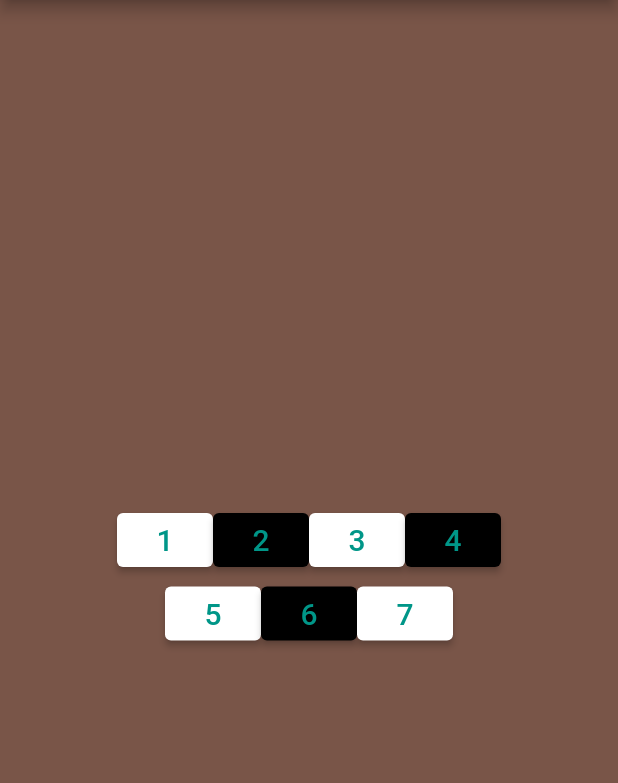
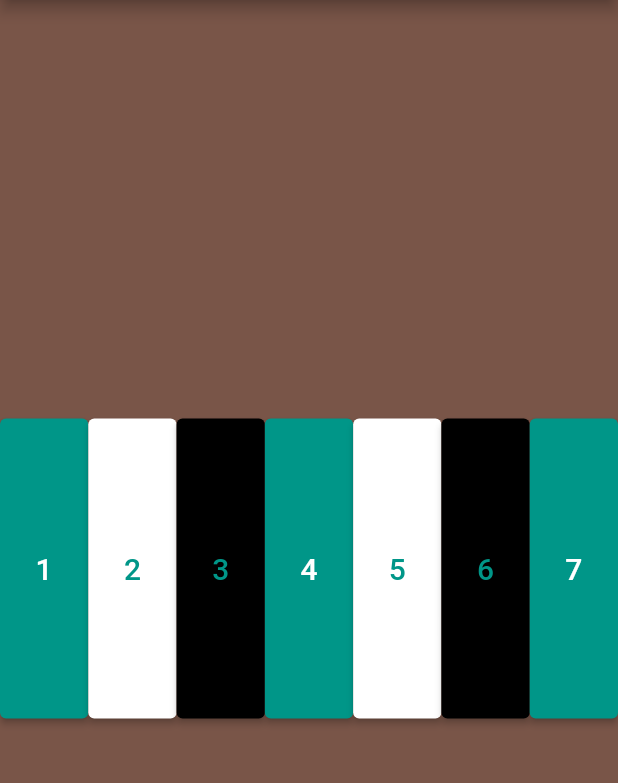
Before and after one commit to shubhamgitvns/Instrument-App, a Flutter app: the screen it shows after launch, on a phone screen of 412 x 824 dp, the part 84-867 px from its top. Run offline on Flutter 3.47's test engine with Material 2 defaults, Android fonts, the phone set to English and light mode, and no system bars; our stand-ins replace audioplayers.

Commit message:
run piano instrument sound

```diff
--- a/lib/main.dart
+++ b/lib/main.dart
@@ -24,11 +24,13 @@ class Piano extends StatelessWidget {
           crossAxisAlignment: CrossAxisAlignment.stretch,
           children: [
             Row(
-              mainAxisAlignment: MainAxisAlignment.center,
               children: [
-                ElevatedButton(
+                Expanded(
+                    child: SizedBox(
+                      height: 200,
+                      child: ElevatedButton(
                         style:
-                      ElevatedButton.styleFrom(backgroundColor: Colors.white),
+                        ElevatedButton.styleFrom(backgroundColor: Colors.teal),
                         onPressed: () {
                           print("Play");
                           final player = AudioPlayer();
@@ -36,13 +38,18 @@ class Piano extends StatelessWidget {
                         },
                         child: const Text(
                           "1",
-                    style: TextStyle(color: Colors.teal, fontSize: 20),
+                          style: TextStyle(color: Colors.white, fontSize: 20),
                         ),
                       ),
-                ElevatedButton(
-                  style: ElevatedButton.styleFrom(
-                    backgroundColor: Colors.black,
                     ),
+                ),
+
+                Expanded(
+                  child: SizedBox(
+                    height: 200,
+                    child: ElevatedButton(
+                      style:
+                      ElevatedButton.styleFrom(backgroundColor: Colors.white),
                       onPressed: () {
                         print("Play");
                         final player = AudioPlayer();
@@ -53,9 +60,15 @@ class Piano extends StatelessWidget {
                         style: TextStyle(color: Colors.teal, fontSize: 20),
                       ),
                     ),
-                ElevatedButton(
+                  ),
+                ),
+
+                Expanded(
+                  child: SizedBox(
+                    height: 200,
+                    child: ElevatedButton(
                       style:
-                      ElevatedButton.styleFrom(backgroundColor: Colors.white),
+                      ElevatedButton.styleFrom(backgroundColor: Colors.black),
                       onPressed: () {
                         print("Play");
                         final player = AudioPlayer();
@@ -66,9 +79,15 @@ class Piano extends StatelessWidget {
                         style: TextStyle(color: Colors.teal, fontSize: 20),
                       ),
                     ),
-                ElevatedButton(
+                  ),
+                ),
+
+                Expanded(
+                  child: SizedBox(
+                    height: 200,
+                    child: ElevatedButton(
                       style:
-                      ElevatedButton.styleFrom(backgroundColor: Colors.black),
+                      ElevatedButton.styleFrom(backgroundColor: Colors.teal),
                       onPressed: () {
                         print("Play");
                         final player = AudioPlayer();
@@ -76,18 +95,15 @@ class Piano extends StatelessWidget {
                       },
                       child: const Text(
                         "4",
-                    style: TextStyle(color: Colors.teal, fontSize: 20),
+                        style: TextStyle(color: Colors.white, fontSize: 20),
                       ),
                     ),
-                const SizedBox(
-                  height: 50,
                   ),
-              ],
                 ),
-            Row(
-              mainAxisAlignment: MainAxisAlignment.center,
-              children: [
-                ElevatedButton(
+                Expanded(
+                  child: SizedBox(
+                    height: 200,
+                    child: ElevatedButton(
                       style:
                       ElevatedButton.styleFrom(backgroundColor: Colors.white),
                       onPressed: () {
@@ -100,7 +116,13 @@ class Piano extends StatelessWidget {
                         style: TextStyle(color: Colors.teal, fontSize: 20),
                       ),
                     ),
-                ElevatedButton(
+                  ),
+                ),
+
+                Expanded(
+                  child: SizedBox(
+                    height: 200,
+                    child: ElevatedButton(
                       style:
                       ElevatedButton.styleFrom(backgroundColor: Colors.black),
                       onPressed: () {
@@ -113,9 +135,15 @@ class Piano extends StatelessWidget {
                         style: TextStyle(color: Colors.teal, fontSize: 20),
                       ),
                     ),
-                ElevatedButton(
+                  ),
+                ),
+
+                Expanded(
+                  child: SizedBox(
+                    height: 200,
+                    child: ElevatedButton(
                       style:
-                      ElevatedButton.styleFrom(backgroundColor: Colors.white),
+                      ElevatedButton.styleFrom(backgroundColor: Colors.teal),
                       onPressed: () {
                         print("Play");
                         final player = AudioPlayer();
@@ -123,11 +151,19 @@ class Piano extends StatelessWidget {
                       },
                       child: const Text(
                         "7",
-                    style: TextStyle(color: Colors.teal, fontSize: 20),
+                        style: TextStyle(color: Colors.white, fontSize: 20),
+                      ),
+                    ),
                   ),
                 )
               ],
             ),
+            SizedBox(
+              height: 10,
+            ),
+
+
+
           ],
         ),
       ),
```
Lines whose indentation alone changed are shown as unchanged.
